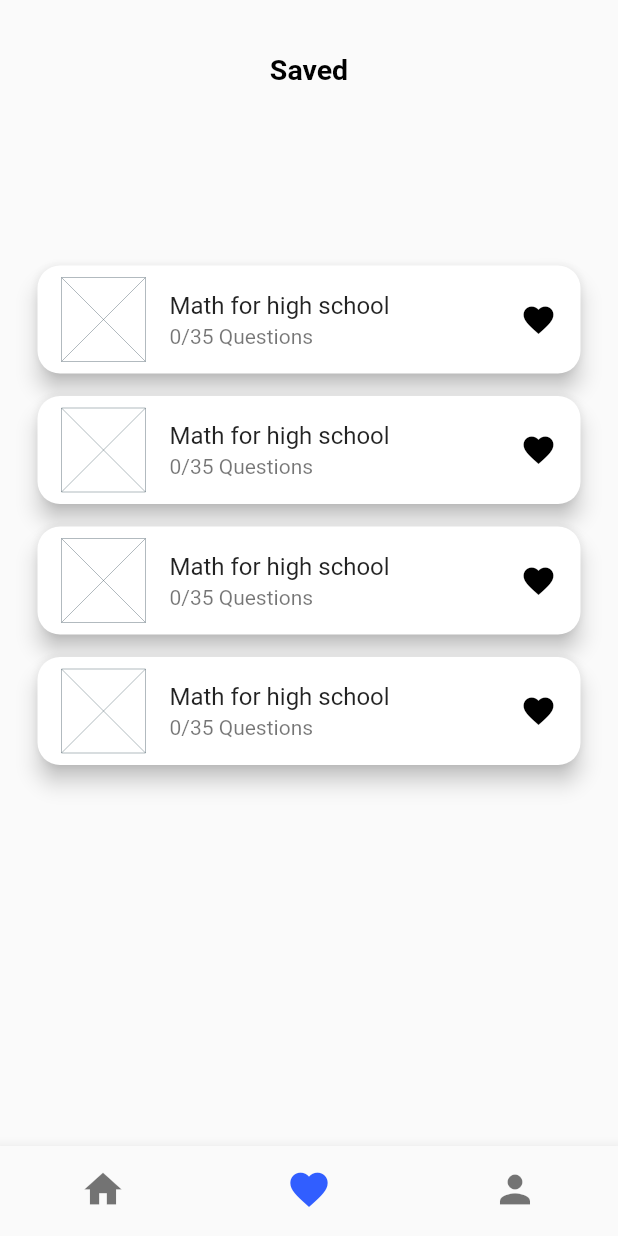
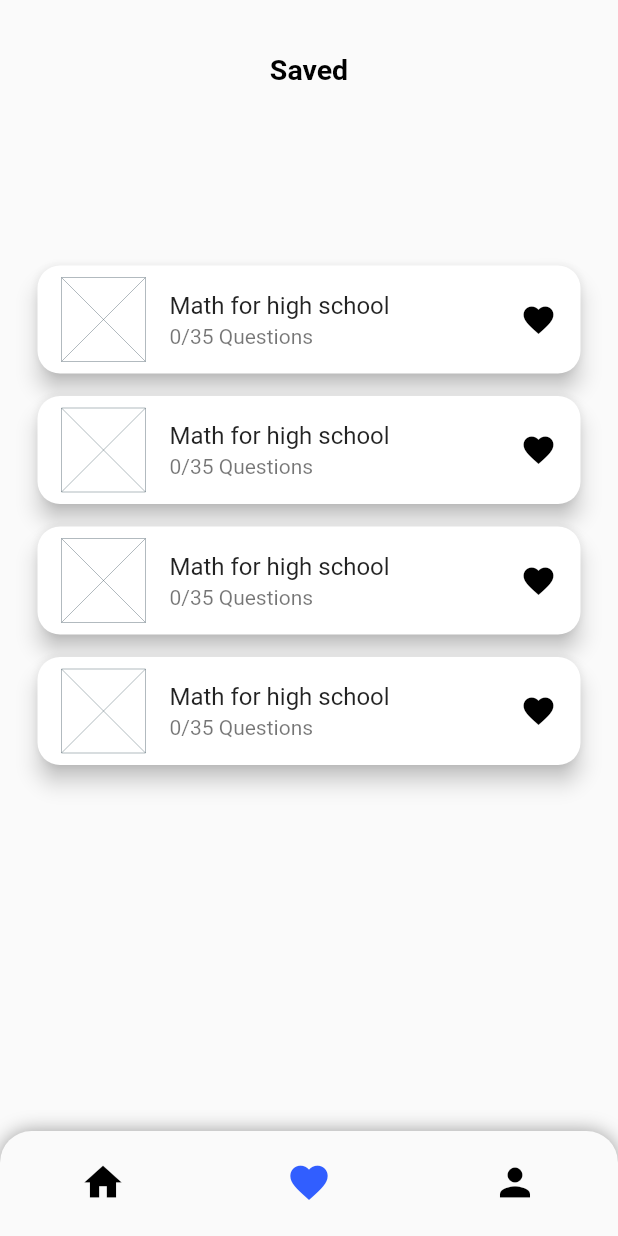
Before and after one commit to denihero/survey_app, a Flutter app: the screen it shows after launch, item 2 of the bottom bar chosen, on a phone screen of 412 x 824 dp. Run offline on Flutter 3.47's test engine with Material 2 defaults, Android fonts, the phone set to English and light mode, and no system bars; our stand-ins replace google_fonts.

Commit message:
little fix,and add border

```diff
--- a/lib/presentation/screens/home_screen/widget/bottom_appbar.dart
+++ b/lib/presentation/screens/home_screen/widget/bottom_appbar.dart
@@ -9,9 +9,26 @@
 
   @override
   Widget build(BuildContext context) {
-    return BottomNavigationBar(
+    return Container(
+      height: 70,
+      decoration: const BoxDecoration(
+        borderRadius: BorderRadius.only(
+            topLeft: Radius.circular(21),
+            topRight: Radius.circular(21)),
+        boxShadow: [
+          BoxShadow(color: Colors.black38, spreadRadius: 0, blurRadius: 10),
+        ],
+      ),
+      child: ClipRRect(
+        borderRadius: const BorderRadius.only(
+            topLeft: Radius.circular(21),
+            topRight: Radius.circular(21)),
+
+        child: BottomNavigationBar(
           showSelectedLabels: false,
           showUnselectedLabels: false,
+          selectedIconTheme: const IconThemeData(color: BLUE),
+          unselectedItemColor: BLACK,
           items: const <BottomNavigationBarItem>[
             BottomNavigationBarItem(
               icon: Icon(Icons.home,size: 30,),
@@ -22,13 +39,15 @@
               label: '',
             ),
             BottomNavigationBarItem(
-          icon: Icon(Icons.person,size: 30,),
+              icon: Icon(Icons.person_sharp,size: 30,),
               label: '',
             ),
           ],
           currentIndex: selectedIndex,
           selectedItemColor: BLUE,
           onTap: onTap,
+        ),
+      ),
     );
   }
 }
```
Lines whose indentation alone changed are shown as unchanged.
